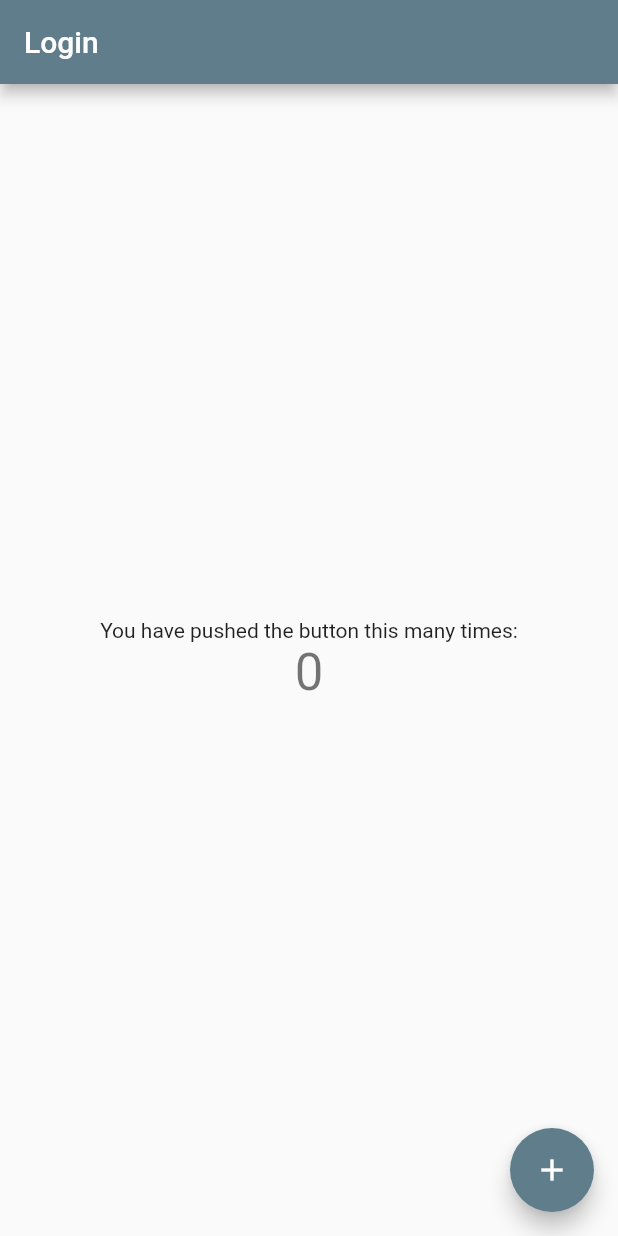
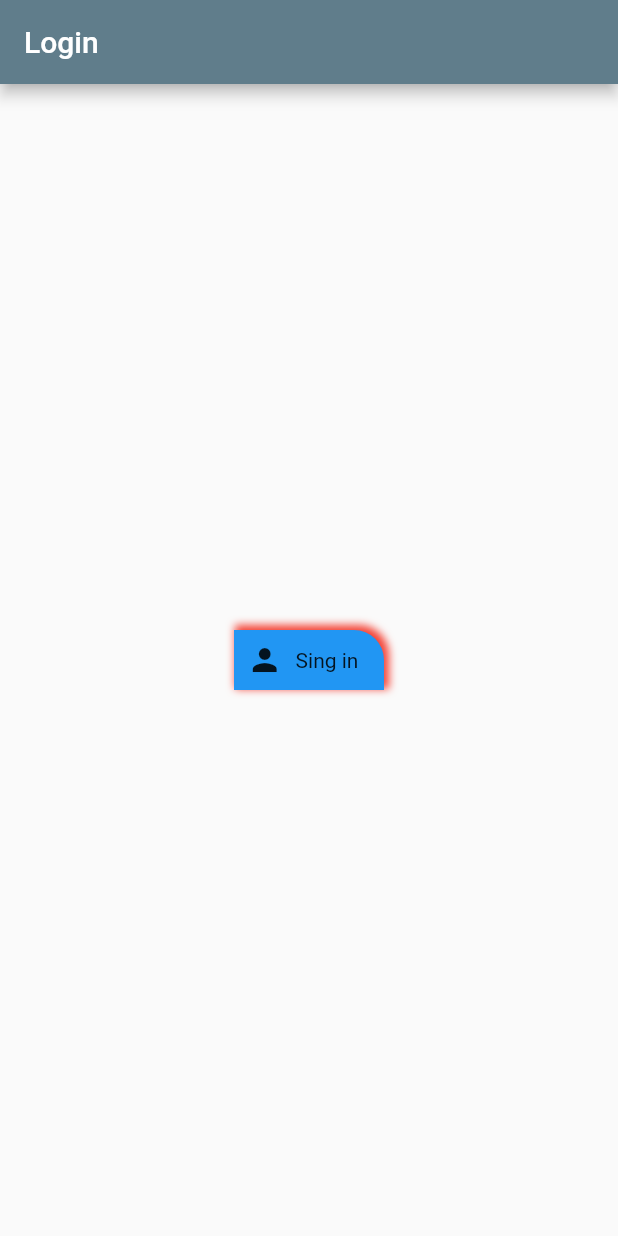
Before and after one commit to AlanLo07/LoginFlutter, a Flutter app: the screen it shows after launch, on a phone screen of 412 x 824 dp. Run offline on Flutter 3.47's test engine with Material 2 defaults, Android fonts, the phone set to English and light mode, and no system bars.

Commit message:
Creacion del boton

```diff
--- a/lib/src/screen/myHomePage.dart
+++ b/lib/src/screen/myHomePage.dart
@@ -10,13 +10,6 @@ class MyHomePage extends StatefulWidget {
 }
 
 class _MyHomePageState extends State<MyHomePage> {
-  int _counter = 0;
-
-  void _incrementCounter() {
-    setState(() {
-      _counter++;
-    });
-  }
 
   @override
   Widget build(BuildContext context) {
@@ -25,24 +18,77 @@ class _MyHomePageState extends State<MyHomePage> {
         title: Text(widget.title),
       ),
       body: Center(
-        child: Column(
-          mainAxisAlignment: MainAxisAlignment.center,
+        child: CustomGradientButton(
+          texto: Text("Sing in"),
+          ancho: 100,
+          altura: 40,
+          colores: [Colors.blue, Colors.blue],
+          poscisionInicial: Alignment.centerLeft,
+          poscisionFinal: Alignment.centerRight,
+          funcion: ()=>print("No hace nada"),
+          iconoApp: Icon(Icons.person),
+        ),//child
+      ),//Center
+    );//Scaffold
+  }//Build
+}//Class
+
+class CustomGradientButton extends StatelessWidget{
+  final Text texto;
+  final double ancho;
+  final double altura;
+  final List<Color> colores;
+  final Alignment poscisionFinal;
+  final Alignment poscisionInicial;
+  final Function funcion;
+  final Icon iconoApp;
+  final Icon iconoFinal;
+
+  const CustomGradientButton(
+  {Key key,
+    @required this.texto,
+    @required this.ancho,
+    @required this.altura,
+    @required this.colores,
+    @required this.poscisionFinal,
+    @required this.poscisionInicial,
+    @required this.funcion,
+    this.iconoApp,
+    this.iconoFinal,})
+  : super(key:key);
+
+  @override
+  Widget build(BuildContext context){
+    return InkWell(
+      onTap: funcion,
+      child: Container(
+        width: ancho,
+        height: altura,
+        decoration: BoxDecoration(
+          borderRadius: BorderRadius.only(topRight: Radius.circular(altura/2)),
+          gradient: LinearGradient(
+            colors: colores,
+            begin: poscisionInicial,
+            end: poscisionFinal,
+            ),//gradiante
+          boxShadow: [
+            BoxShadow(
+              color: Colors.red,
+              offset: Offset(2,-2),
+              blurRadius: altura*.1,
+              spreadRadius: 1,
+            )//shadow
+          ]
+        ),//decoration
+        child: Row(
+          mainAxisAlignment: MainAxisAlignment.spaceEvenly,
           children: <Widget>[
-            Text(
-              'You have pushed the button this many times:',
-            ),
-            Text(
-              '$_counter',
-              style: Theme.of(context).textTheme.headline4,
-            ),
-          ],
-        ),
-      ),
-      floatingActionButton: FloatingActionButton(
-        onPressed: _incrementCounter,
-        tooltip: 'Increment',
-        child: Icon(Icons.add),
-      ), // This trailing comma makes auto-formatting nicer for build methods.
+            iconoApp ?? Container(),
+            texto,
+            iconoFinal ?? Offstage(),
+          ],//widget
+        )//child
+      ),//container
     );
   }
 }
```
